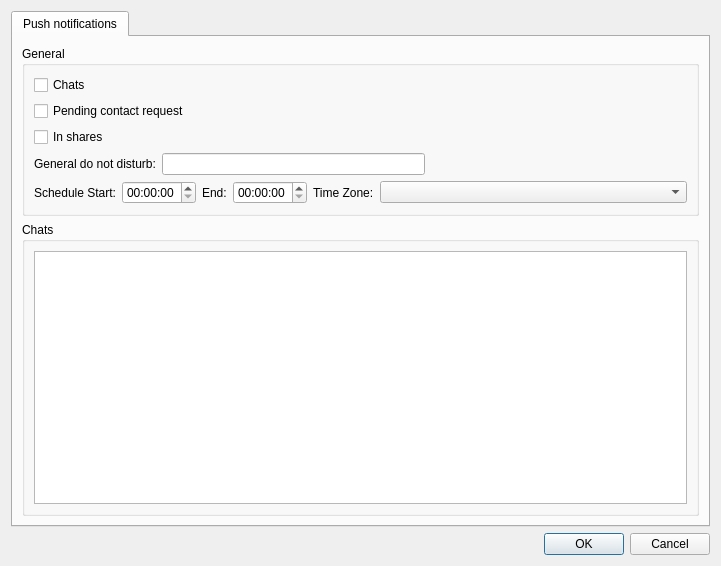
First picture: the form in examples/qtmegachatapi/SettingWindow.ui, repository meganz/MEGAchat, before the edit.
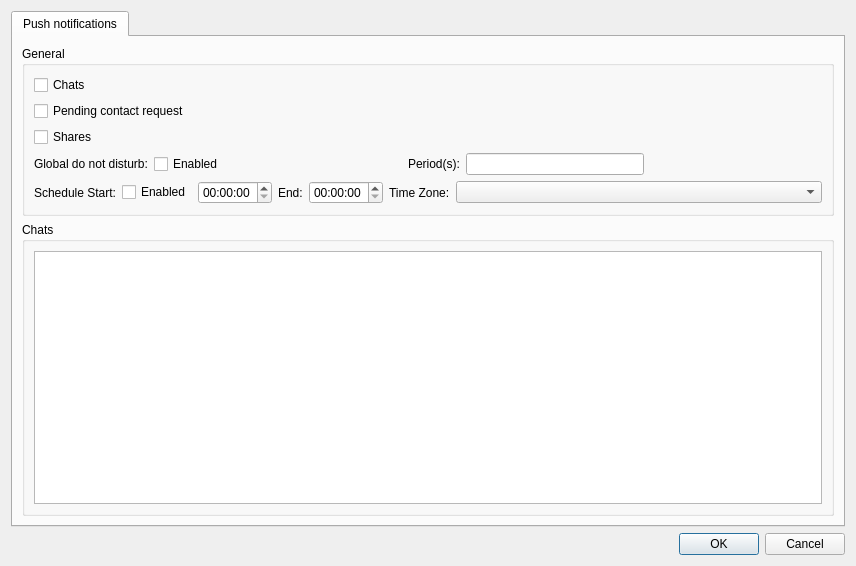
Second picture: the form after the edit.

Commit message: Improve GUI at qtApp

Patch:
```diff
--- a/examples/qtmegachatapi/SettingWindow.ui
+++ b/examples/qtmegachatapi/SettingWindow.ui
@@ -6,7 +6,7 @@
    <rect>
     <x>0</x>
     <y>0</y>
-    <width>721</width>
+    <width>856</width>
     <height>566</height>
    </rect>
   </property>
@@ -49,7 +49,7 @@
             <item>
              <widget class="QCheckBox" name="shares">
               <property name="text">
-               <string>In shares</string>
+               <string>Shares</string>
               </property>
              </widget>
             </item>
@@ -58,7 +58,34 @@
               <item>
                <widget class="QLabel" name="label_4">
                 <property name="text">
-                 <string>General do not disturb:</string>
+                 <string>Global do not disturb:</string>
+                </property>
+               </widget>
+              </item>
+              <item>
+               <widget class="QCheckBox" name="globalEnabled">
+                <property name="text">
+                 <string>Enabled</string>
+                </property>
+               </widget>
+              </item>
+              <item>
+               <spacer name="horizontalSpacer_2">
+                <property name="orientation">
+                 <enum>Qt::Horizontal</enum>
+                </property>
+                <property name="sizeHint" stdset="0">
+                 <size>
+                  <width>40</width>
+                  <height>20</height>
+                 </size>
+                </property>
+               </spacer>
+              </item>
+              <item>
+               <widget class="QLabel" name="label_5">
+                <property name="text">
+                 <string>Period(s):</string>
                 </property>
                </widget>
               </item>
@@ -95,6 +122,13 @@
                 </property>
                </widget>
               </item>
+              <item>
+               <widget class="QCheckBox" name="scheduleEnabled">
+                <property name="text">
+                 <string>Enabled</string>
+                </property>
+               </widget>
+              </item>
               <item>
                <widget class="QTimeEdit" name="startTime">
                 <property name="maximumSize">
```
The commit also changes 4 other files.
